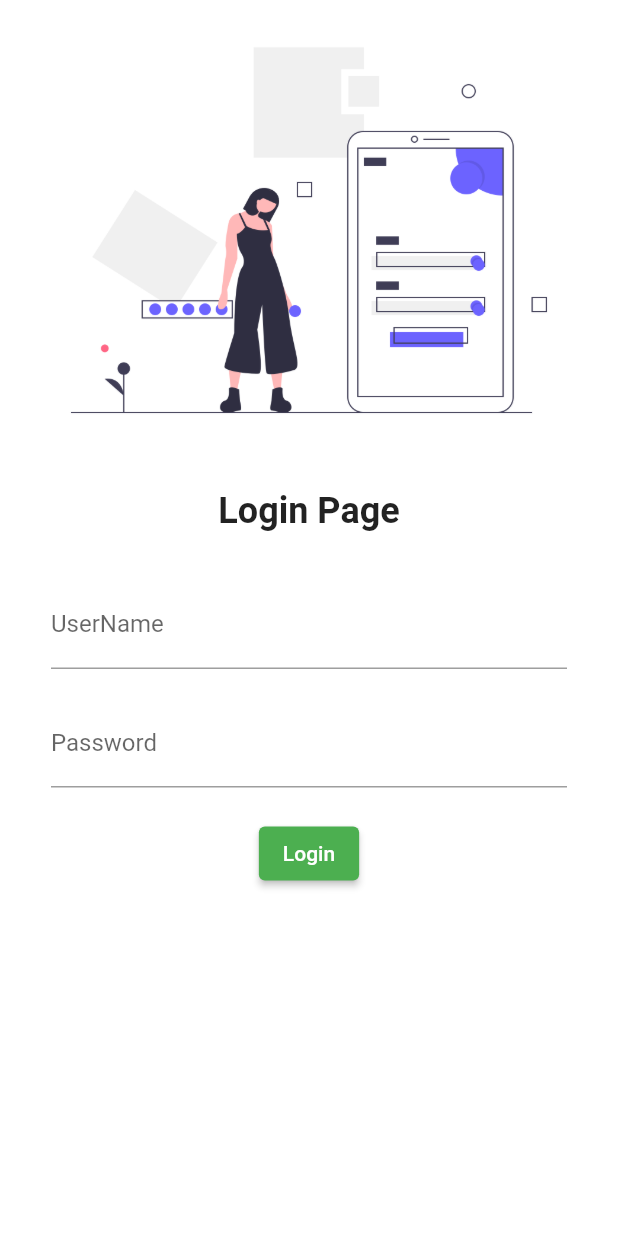
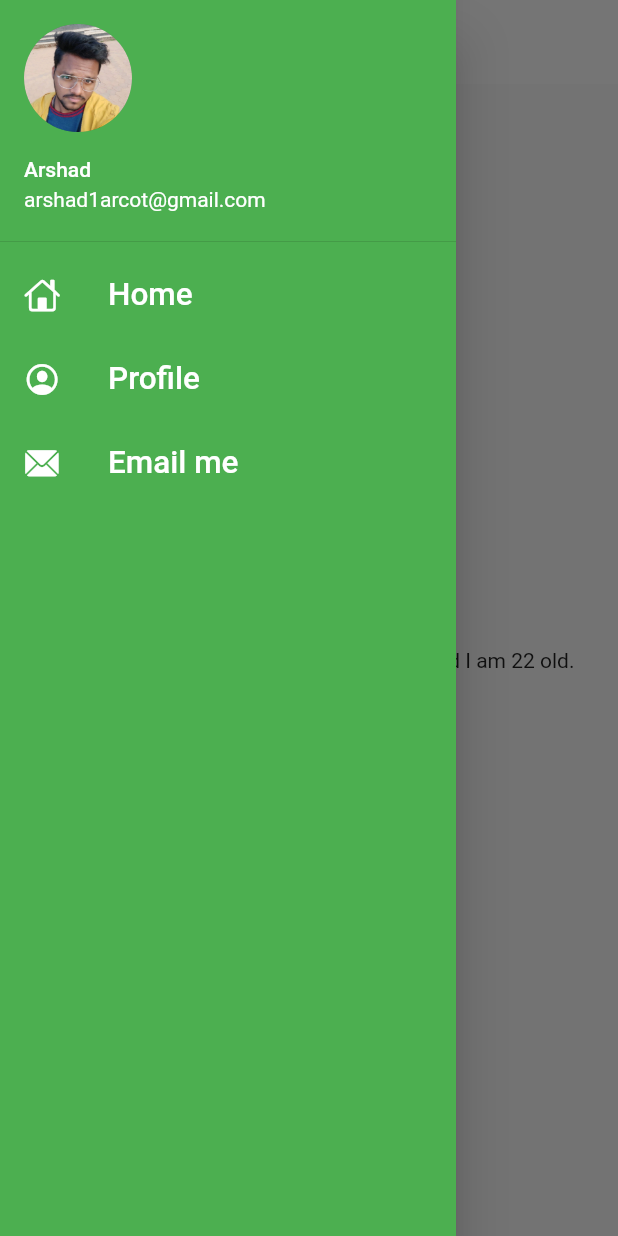
Before and after one commit to Arshadarcot/MyDemoApp, a Flutter app: the screen it shows after launch, with the side drawer open (before the commit the screen has no drawer), on a phone screen of 412 x 824 dp. Run offline on Flutter 3.47's test engine with Material 2 defaults, Android fonts, the phone set to English and light mode, and no system bars; our stand-ins replace google_fonts.

Commit message:
theme extracted

```diff
--- a/lib/main.dart
+++ b/lib/main.dart
@@ -1,6 +1,8 @@
 import 'package:flutter/material.dart';
 import 'package:flutter_application_1/pages/home_page.dart';
 import 'package:flutter_application_1/pages/login_page.dart';
+import 'package:flutter_application_1/utilites/routes.dart';
+import 'package:flutter_application_1/widgets/themes.dart';
 import 'package:google_fonts/google_fonts.dart';
 
 void main() {
@@ -12,18 +14,14 @@ class MyApp extends StatelessWidget {
   Widget build(BuildContext context) {
     return MaterialApp(
       themeMode: ThemeMode.light,
-      theme: ThemeData(
-        primarySwatch: Colors.green,
-        fontFamily: GoogleFonts.abhayaLibre().fontFamily,
-      ),
-      darkTheme: ThemeData(
-        brightness: Brightness.dark,
-      ),
-      initialRoute: "/",
+      theme: MyTheme.lightTheme(context),
+      darkTheme: MyTheme.darkTheme(context),
+      debugShowCheckedModeBanner: false,
+      initialRoute: MyRoutes.homeRoute,
       routes: {
         "/": (context) => LoginPage(),
-        "/Home": (context) => HomePage(),
-        "/login": (context) => LoginPage(),
+        MyRoutes.homeRoute: (context) => HomePage(),
+        MyRoutes.loginRoute: (context) => LoginPage(),
       },
     );
   }
--- a/lib/pages/home_page.dart
+++ b/lib/pages/home_page.dart
@@ -1,4 +1,5 @@
 import 'package:flutter/material.dart';
+import 'package:flutter_application_1/widgets/drawer.dart';
 
 class HomePage extends StatelessWidget {
   final int age = 22;
@@ -7,13 +8,13 @@ class HomePage extends StatelessWidget {
   Widget build(BuildContext context) {
     return Scaffold(
       appBar: AppBar(
-        title: Text("Mana Studios"),
+        title: Text("MyDemoApp"),
       ),
       body: Center(
           child: Container(
         child: Text("Welcome to my App. My name is $name and I am $age old."),
       )),
-      drawer: Drawer(),
+      drawer: Mydrawer(),
     );
   }
 }
--- /dev/null
+++ b/lib/utilites/routes.dart
@@ -0,0 +1,4 @@
+class MyRoutes {
+  static String loginRoute = "/login";
+  static String homeRoute = "/Home";
+}
--- /dev/null
+++ b/lib/widgets/drawer.dart
@@ -0,0 +1,70 @@
+import 'package:flutter/cupertino.dart';
+import 'package:flutter/material.dart';
+
+class Mydrawer extends StatelessWidget {
+  @override
+  Widget build(BuildContext context) {
+    return Drawer(
+      child: Container(
+        color: Colors.green,
+        child: ListView(
+          padding: EdgeInsets.zero,
+          children: [
+            DrawerHeader(
+              padding: EdgeInsets.zero,
+              child: UserAccountsDrawerHeader(
+                margin: EdgeInsets.zero,
+                accountName: Text("Arshad"),
+                accountEmail: Text("arshad1arcot@gmail.com"),
+                currentAccountPicture: CircleAvatar(
+                  backgroundImage: AssetImage(
+                    "assets/images/Arshad.png",
+                  ),
+                ),
+              ),
+            ),
+            ListTile(
+              leading: Icon(
+                CupertinoIcons.home,
+                color: Colors.white,
+              ),
+              title: Text(
+                "Home",
+                textScaleFactor: 1.5,
+                style: TextStyle(
+                  color: Colors.white,
+                ),
+              ),
+            ),
+            ListTile(
+              leading: Icon(
+                CupertinoIcons.profile_circled,
+                color: Colors.white,
+              ),
+              title: Text(
+                "Profile",
+                textScaleFactor: 1.5,
+                style: TextStyle(
+                  color: Colors.white,
+                ),
+              ),
+            ),
+            ListTile(
+              leading: Icon(
+                CupertinoIcons.mail_solid,
+                color: Colors.white,
+              ),
+              title: Text(
+                "Email me",
+                textScaleFactor: 1.5,
+                style: TextStyle(
+                  color: Colors.white,
+                ),
+              ),
+            ),
+          ],
+        ),
+      ),
+    );
+  }
+}
--- /dev/null
+++ b/lib/widgets/themes.dart
@@ -0,0 +1,21 @@
+import 'package:flutter/material.dart';
+import 'package:google_fonts/google_fonts.dart';
+
+class MyTheme {
+  static ThemeData lightTheme(BuildContext context) => ThemeData(
+        primarySwatch: Colors.green,
+        fontFamily: GoogleFonts.abhayaLibre().fontFamily,
+        appBarTheme: AppBarTheme(
+          color: Colors.white,
+          elevation: 0,
+          iconTheme: IconThemeData(
+            color: Colors.black,
+          ),
+          textTheme: Theme.of(context).textTheme,
+        ),
+      );
+
+  static ThemeData darkTheme(BuildContext context) => ThemeData(
+        brightness: Brightness.dark,
+      );
+}
```
Also changed, not shown: lib/pages/login_page.dart (+79 -12 lines), assets/images/Arshad.png (added).
